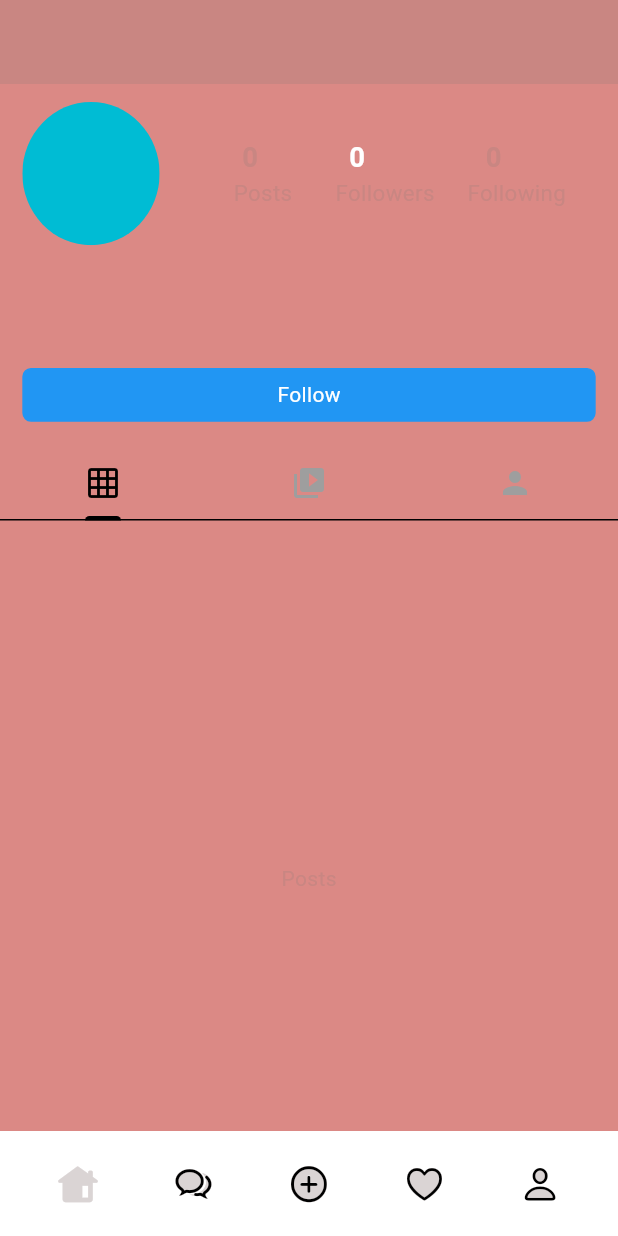
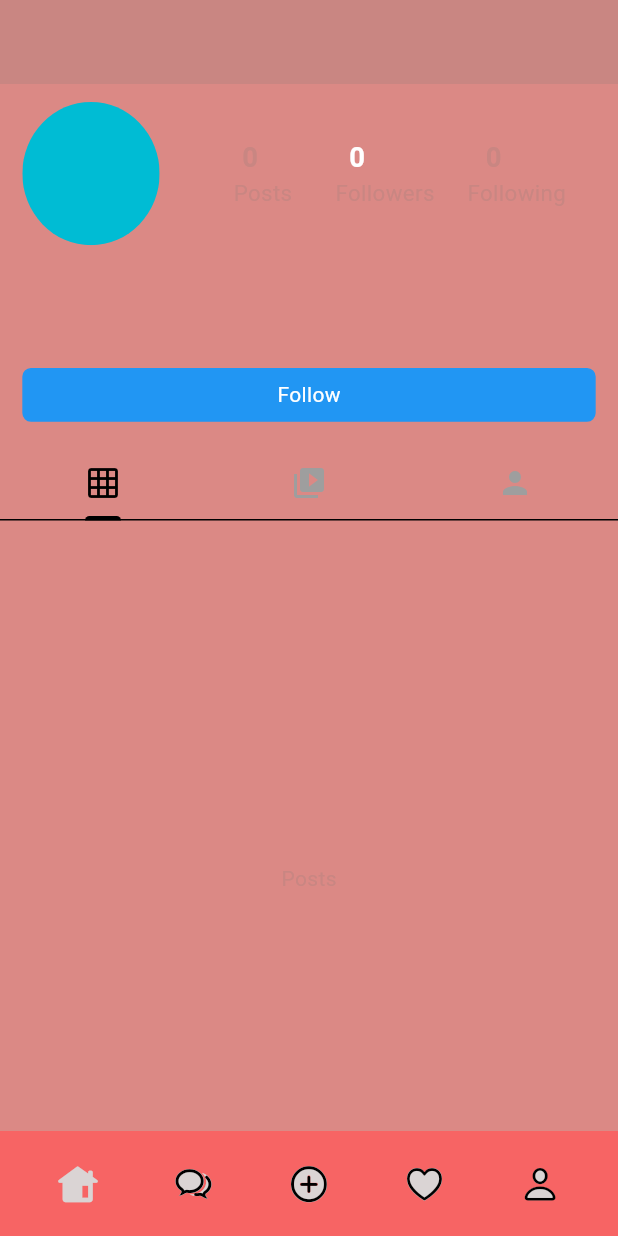
Before and after one commit to fatma1604/kitap_al_ver, a Flutter app: the LiquidTabBar screen opened directly, swiped to page 4, on a phone screen of 412 x 824 dp. Run offline on Flutter 3.47's test engine with Material 3 defaults, Android fonts, the phone set to English and light mode, and no system bars; drawn by our look-alikes of cached_network_image; our stand-ins replace cloud_firestore, firebase_auth, firebase_core, firebase_storage, flutter_screenutil, fluttertoast and 4 more; missing offline and left inert: photo_manager; accounts and stored records are empty; network calls fail.

Commit message:
liqutabbarı ayyarlama

```diff
--- a/kitap_al_ver/lib/configuration/core/newrow.dart
+++ b/kitap_al_ver/lib/configuration/core/newrow.dart
@@ -1,3 +1,5 @@
+// ignore_for_file: use_super_parameters
+
 import 'package:flutter/material.dart';
 
 class NewRow extends StatelessWidget {
--- a/kitap_al_ver/lib/configuration/costant/color.dart
+++ b/kitap_al_ver/lib/configuration/costant/color.dart
@@ -52,6 +52,3 @@ final class AppColor {
   static const Color backgroundLight = Color(0xFFFFFFFF);
   static const Color greyBackground = Color(0xFF202C33);
 }
-
-const kcontentColor = Color(0xffF5F5F5);
-const kprimaryColor = Color(0xffF5F5F5);
--- a/kitap_al_ver/lib/configuration/costant/constat.dart
+++ b/kitap_al_ver/lib/configuration/costant/constat.dart
@@ -3,8 +3,8 @@ import 'package:flutter/cupertino.dart';
 //ikon
 List<IconData> listOfIcons = [
   CupertinoIcons.house_alt,
-  CupertinoIcons.chat_bubble_2,//cet bu kalıcak,
-  CupertinoIcons.add_circled,//cet bu kalıcak
+  CupertinoIcons.chat_bubble_2, //cet bu kalıcak,
+  CupertinoIcons.add_circled, //cet bu kalıcak
   CupertinoIcons.heart,
   CupertinoIcons.person,
 ];
@@ -18,7 +18,7 @@ List<IconData> listOfFilledIcons = [
 ];
 
 List<Color> listOfColors = [
-  const Color.fromARGB(255, 190, 57, 57),
+  const Color.fromARGB(255, 197, 114, 122),
   const Color.fromARGB(255, 209, 120, 120),
   const Color.fromARGB(255, 204, 118, 118),
   const Color.fromARGB(255, 187, 111, 101),
--- a/kitap_al_ver/lib/detay/deail_screen.dart
+++ b/kitap_al_ver/lib/detay/deail_screen.dart
@@ -2,7 +2,6 @@
 
 import 'package:cloud_firestore/cloud_firestore.dart';
 import 'package:flutter/material.dart';
-import 'package:kitap_al_ver/configuration/costant/color.dart';
 import 'package:kitap_al_ver/detay/MyImage_slider.dart';
 import 'package:kitap_al_ver/detay/addto_cart.dart';
 import 'package:kitap_al_ver/detay/descripton.dart';
@@ -40,7 +39,7 @@ class _DetailScreenState extends State<DetailScreen> {
   @override
   Widget build(BuildContext context) {
     return Scaffold(
-      backgroundColor: kcontentColor,
+    //  backgroundColor: kcontentColor,
       floatingActionButton: AddToCart(postUid: widget.postUid),
       floatingActionButtonLocation: FloatingActionButtonLocation.centerDocked,
       body: SafeArea(
--- a/kitap_al_ver/lib/detay/descripton.dart
+++ b/kitap_al_ver/lib/detay/descripton.dart
@@ -1,6 +1,5 @@
 import 'package:cloud_firestore/cloud_firestore.dart';
 import 'package:flutter/material.dart';
-import 'package:kitap_al_ver/configuration/costant/color.dart';
 
 class Description extends StatelessWidget {
   final FirebaseFirestore _firestore = FirebaseFirestore.instance;
@@ -40,7 +39,7 @@ class Description extends StatelessWidget {
                   color: Colors.black,
                   fontSize: 16),
             ),
-            IconButton(onPressed: () {}, icon: Icon(Icons.add_comment_rounded))
+            IconButton(onPressed: () {}, icon: const Icon(Icons.add_comment_rounded))
           ],
         ),
         const SizedBox(height: 20),
--- a/kitap_al_ver/lib/detay/detail_app_bar.dart
+++ b/kitap_al_ver/lib/detay/detail_app_bar.dart
@@ -38,7 +38,7 @@ class DetailAppBar extends StatelessWidget {
                       context,
                       MaterialPageRoute(
                           builder: (context) =>
-                              MyButton(buttonText: "buttonText")));
+                              const MyButton(buttonText: "buttonText")));
                 },
                 icon: const Icon(Icons.add_shopping_cart_rounded),
               ),
--- a/kitap_al_ver/lib/favori/favorite.dart
+++ b/kitap_al_ver/lib/favori/favorite.dart
@@ -3,7 +3,6 @@
 import 'package:flutter/material.dart';
 import 'package:cloud_firestore/cloud_firestore.dart';
 import 'package:firebase_auth/firebase_auth.dart';
-import 'package:kitap_al_ver/configuration/costant/color.dart';
 import 'package:kitap_al_ver/favori/animated.dart';
 import 'package:kitap_al_ver/model/post.dart';
 
@@ -24,9 +23,9 @@ class _FavoriteState extends State<Favorite> {
   @override
   Widget build(BuildContext context) {
     return Scaffold(
-      backgroundColor: kcontentColor,
+    //  backgroundColor: kcontentColor,
       appBar: AppBar(
-        backgroundColor: kcontentColor,
+       // backgroundColor: kcontentColor,
         title: const Text(
           "Favorite",
           style: TextStyle(fontWeight: FontWeight.bold),
--- a/kitap_al_ver/lib/main.dart
+++ b/kitap_al_ver/lib/main.dart
@@ -10,8 +10,6 @@ import 'package:kitap_al_ver/firebase_options.dart';
 import 'package:kitap_al_ver/pages/onbording/onbording_screen.dart';
 import 'package:provider/provider.dart';
 
-//pushh
-//istedim gibi çalışan
 void main() async {
   WidgetsFlutterBinding.ensureInitialized();
   await Firebase.initializeApp(options: DefaultFirebaseOptions.currentPlatform);
--- a/kitap_al_ver/lib/tabbar/bgcirclewidget.dart
+++ b/kitap_al_ver/lib/tabbar/bgcirclewidget.dart
@@ -1,4 +1,6 @@
 // ignore: depend_on_referenced_packages
+
+// ignore_for_file: prefer_const_constructors
 
 import 'package:flutter/material.dart';
 import 'package:kitap_al_ver/tabbar/topLiquidPainter.dart';
@@ -45,7 +47,7 @@ class BGCircleWidget extends StatelessWidget {
               height: 40,
               decoration: const BoxDecoration(
                 shape: BoxShape.circle,
-                color: Colors.white,
+                color: Color.fromARGB(211, 235, 177, 174),
               ),
             ),
             Container(
@@ -67,7 +69,7 @@ class BGCircleWidget extends StatelessWidget {
                     bottomLiquidAni2.value,
                     bottomLiquidAni3.value,
                     bottomLiquidAni4.value,
-                    Colors.white,
+                    Color.fromARGB(229, 199, 140, 137),
                   ),
                 ),
               ),
--- a/kitap_al_ver/lib/tabbar/liquidTabbar.dart
+++ b/kitap_al_ver/lib/tabbar/liquidTabbar.dart
@@ -1,16 +1,17 @@
-// ignore_for_file: file_names
+// ignore_for_file: file_names, unused_import, prefer_const_constructors
 
 import 'package:firebase_auth/firebase_auth.dart';
 import 'package:flutter/material.dart';
 
 import 'package:kitap_al_ver/configuration/core/pageCon.dart';
+import 'package:kitap_al_ver/configuration/costant/color.dart';
 import 'package:kitap_al_ver/configuration/costant/constat.dart';
 import 'package:kitap_al_ver/favori/favorite.dart';
 import 'package:kitap_al_ver/screnn/widget/bookcatagory.dart';
 import 'package:kitap_al_ver/tabbar/bgcirclewidget.dart';
 import 'package:kitap_al_ver/tabbar/bottomLiquidWidget.dart';
 import 'package:kitap_al_ver/tabbar/profil_screen.dart';
-import 'package:kitap_al_ver/tabbar/screen/drawerDemo_Screen.dart';
+import 'package:kitap_al_ver/tabbar/screen/drawer/drawerDemo_Screen.dart';
 import 'package:kitap_al_ver/tabbar/tBiconData.dart';
 import 'package:kitap_al_ver/tabbar/tbicon.dart';
 
@@ -228,16 +229,12 @@ class LiquidTabBarState extends State<LiquidTabBar>
   Widget build(BuildContext context) {
     double screenWidth = MediaQuery.of(context).size.width;
     List<Widget> screens = [
-      DrawerDemoScreen(), // hepsi fairbesten çazğrıcaz
-      // HomePage (), //çet
-      BookCategoryOverview(), //satış için--satış
+      DrawerDemoScreen(),
+      BookCategoryOverview(),
       const Favorite(),
-      ProfilScreen( userId: _auth.currentUser!.uid,), //hat
-
-      //AddScreen()
-      // ignore: prefer_const_constructorzzzs
-      //const Favorite(), //boş--fovori
-      //ProfileScreen(), //boş--profil
+      ProfilScreen(
+        userId: _auth.currentUser!.uid,
+      ),
     ];
     return Scaffold(
       body: Stack(
@@ -302,8 +299,11 @@ class LiquidTabBarState extends State<LiquidTabBar>
             ),
           ),
           Container(
-            decoration: const BoxDecoration(
-              color: Colors.white,
+            decoration: BoxDecoration(
+              color: Theme.of(context).brightness == Brightness.dark
+                  ? const Color.fromARGB(255, 109, 64, 64) // Dark mode color
+                  : const Color.fromARGB(
+                      255, 247, 100, 100), // Light mode color
               borderRadius: BorderRadius.vertical(),
             ),
             child: Container(
@@ -357,8 +357,6 @@ class LiquidTabBarState extends State<LiquidTabBar>
 
   Widget tBTrigger(int currentIndex) {
     return InkWell(
-      highlightColor: Colors.transparent,
-      splashColor: Colors.transparent,
       onTap: () {
         onTabTapped(currentIndex);
         currentColor = currentIndex;
--- a/kitap_al_ver/lib/tabbar/profil_screen.dart
+++ b/kitap_al_ver/lib/tabbar/profil_screen.dart
@@ -1,4 +1,4 @@
-// ignore_for_file: prefer_const_constructors_in_immutables, library_private_types_in_public_api, non_constant_identifier_names
+// ignore_for_file: prefer_const_constructors_in_immutables, library_private_types_in_public_api, non_constant_identifier_names, use_key_in_widget_constructors
 
 import 'package:cloud_firestore/cloud_firestore.dart';
 import 'package:firebase_auth/firebase_auth.dart';
@@ -6,7 +6,6 @@ import 'package:flutter/material.dart';
 import 'package:flutter_screenutil/flutter_screenutil.dart';
 import 'package:kitap_al_ver/aramabut/image_cached.dart';
 import 'package:kitap_al_ver/model/usermodel.dart';
-import 'package:cached_network_image/cached_network_image.dart';
 import 'package:kitap_al_ver/pages/data/firebes_post.dart';
 
 class ProfilScreen extends StatefulWidget {
@@ -179,8 +178,8 @@ class _ProfilScreenState extends State<ProfilScreen> {
                         color: yourse ? Colors.grey.shade400 : Colors.blue),
                   ),
                   child: yourse
-                      ? Text('Edit Your Profile')
-                      : Text(
+                      ? const Text('Edit Your Profile')
+                      : const Text(
                           'Follow',
                           style: TextStyle(color: Colors.white),
                         ),
@@ -211,7 +210,7 @@ class _ProfilScreenState extends State<ProfilScreen> {
                             borderRadius: BorderRadius.circular(5.r),
                             border: Border.all(color: Colors.grey.shade200),
                           ),
-                          child: Text('Unfollow')),
+                          child: const Text('Unfollow')),
                     ),
                   ),
                   SizedBox(width: 8.w),
@@ -225,7 +224,7 @@ class _ProfilScreenState extends State<ProfilScreen> {
                         borderRadius: BorderRadius.circular(5.r),
                         border: Border.all(color: Colors.grey.shade200),
                       ),
-                      child: Text(
+                      child: const Text(
                         'Message',
                         style: TextStyle(color: Colors.black),
                       ),
@@ -247,7 +246,7 @@ class _ProfilScreenState extends State<ProfilScreen> {
       future: userModelFuture,
       builder: (context, snapshot) {
         if (snapshot.connectionState == ConnectionState.waiting) {
-          return Center(child: CircularProgressIndicator());
+          return const Center(child: CircularProgressIndicator());
         } else if (snapshot.hasError) {
           return Center(child: Text('Error: ${snapshot.error}'));
         } else if (snapshot.hasData) {
@@ -263,7 +262,7 @@ class _ProfilScreenState extends State<ProfilScreen> {
                   Head(user),
                   SizedBox(
                       height: 10.h), // Add spacing between head and tab bar
-                  TabBar(
+                  const TabBar(
                     unselectedLabelColor: Colors.grey,
                     labelColor: Colors.black,
                     indicatorColor: Colors.black,
@@ -273,7 +272,7 @@ class _ProfilScreenState extends State<ProfilScreen> {
                       Tab(icon: Icon(Icons.person)),
                     ],
                   ),
-                  Expanded(
+                  const Expanded(
                     child: TabBarView(
                       children: [
                         Center(child: Text("Posts")),
@@ -287,7 +286,7 @@ class _ProfilScreenState extends State<ProfilScreen> {
             ),
           );
         } else {
-          return Center(child: Text('User not found'));
+          return const Center(child: Text('User not found'));
         }
       },
     );
--- a/kitap_al_ver/lib/tabbar/screen/drawer/animatedDrawer.dart
+++ b/kitap_al_ver/lib/tabbar/screen/drawer/animatedDrawer.dart
@@ -3,7 +3,6 @@
 import 'package:flutter/material.dart';
 import 'package:kitap_al_ver/aramabut/admin.dart';
 import 'package:kitap_al_ver/aramabut/bildirim.dart';
-import 'package:kitap_al_ver/configuration/costant/color.dart';
 import 'package:kitap_al_ver/tabbar/screen/drawer/books_home.dart';
 import 'package:kitap_al_ver/aramabut/mySearc.dart';
 
--- a/kitap_al_ver/lib/tabbar/screen/drawer/drawer_screen.dart
+++ b/kitap_al_ver/lib/tabbar/screen/drawer/drawer_screen.dart
@@ -1,3 +1,5 @@
+// ignore_for_file: use_key_in_widget_constructors, avoid_unnecessary_containers
+
 import 'package:firebase_auth/firebase_auth.dart';
 import 'package:flutter/material.dart';
 import 'package:google_fonts/google_fonts.dart';
--- a/kitap_al_ver/lib/widget/product_Card.dart
+++ b/kitap_al_ver/lib/widget/product_Card.dart
@@ -1,7 +1,6 @@
 // ignore_for_file: file_names
 
 import 'package:flutter/material.dart';
-import 'package:kitap_al_ver/configuration/costant/color.dart';
 import 'package:kitap_al_ver/configuration/costant/images.dart';
 import 'package:kitap_al_ver/detay/deail_screen.dart';
 import 'package:kitap_al_ver/favori/favorite_provider.dart';
@@ -52,7 +51,7 @@ class ProductCard extends StatelessWidget {
                 width: double.infinity,
                 decoration: BoxDecoration(
                   borderRadius: BorderRadius.circular(20),
-                  color: kcontentColor,
+                  color: Colors.white,
                 ),
                 child: Column(
                   crossAxisAlignment: CrossAxisAlignment.start,
@@ -66,7 +65,7 @@ class ProductCard extends StatelessWidget {
                               fit: BoxFit.cover,
                               errorBuilder: (context, error, stackTrace) {
                               return Image.asset(
-                              AppImage.product,
+                                AppImage.product,
                                 width: double.infinity,
                                 height: 150,
                                 fit: BoxFit.cover,
@@ -111,7 +110,7 @@ class ProductCard extends StatelessWidget {
                     height: 40,
                     width: 40,
                     decoration: const BoxDecoration(
-                      color: kprimaryColor,
+                      color: Colors.white,
                       borderRadius: BorderRadius.only(
                         topRight: Radius.circular(20),
                         bottomLeft: Radius.circular(10),
```
Also changed, not shown: kitap_al_ver/lib/screnn/widget/bookcatagory.dart (+27 -12 lines), kitap_al_ver/lib/tabbar/screen/drawer/drawerDemo_Screen.dart (renamed from kitap_al_ver/lib/tabbar/screen/drawerDemo_Screen.dart).
